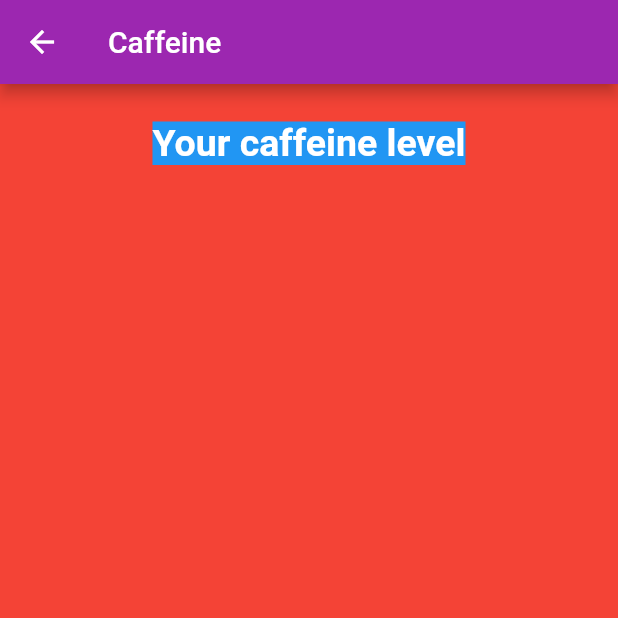
After one commit to rikardro/HarmonyHub, a Flutter app: the CaffeineDetailedView screen opened directly, on a phone screen of 412 x 824 dp, the top half of it. The commit adds this screen. Run offline on Flutter 3.47's test engine with Material 2 defaults, Android fonts, the phone set to English and light mode, and no system bars; our stand-ins replace bloc, cloud_firestore, equatable, firebase_auth, firebase_core, flutter_bloc; accounts and stored records are empty; network calls fail.

Commit message:
Added detailed view for caffeine

```diff
--- /dev/null
+++ b/healthapp/lib/caffeine_detailed_view.dart
@@ -0,0 +1,42 @@
+import 'dart:developer';
+
+import 'package:flutter/material.dart';
+import 'package:flutter/src/widgets/framework.dart';
+import 'package:flutter/src/widgets/placeholder.dart';
+
+class CaffeineDetailedView extends StatefulWidget {
+  const CaffeineDetailedView({super.key});
+
+  @override
+  State<CaffeineDetailedView> createState() => _CaffeineDetailedViewState();
+}
+
+class _CaffeineDetailedViewState extends State<CaffeineDetailedView> {
+  @override
+  Widget build(BuildContext context) {
+    return Scaffold(
+      appBar: AppBar(
+        title: const Text("Caffeine"),
+        backgroundColor: Colors.purple,
+      ),
+      backgroundColor: Colors.red,
+      body: Center(
+        child: Column(
+          children: [
+            Container(
+              margin: EdgeInsets.only(top: 25),
+              color: Colors.blue,
+              child: const Text(
+                "Your caffeine level",
+                style: TextStyle(
+                    fontWeight: FontWeight.bold,
+                    fontSize: 25,
+                    color: Colors.white),
+              ),
+            ),
+          ],
+        ),
+      ),
+    );
+  }
+}
```
Also changed, not shown: healthapp/lib/caffeine_repository.dart (+23 -4 lines), healthapp/lib/dashboard/dashboard_cards/caffeine_card.dart (+13 -2 lines), healthapp/lib/dashboard/dashboard_view.dart (+7 -4 lines), 1 other file.
